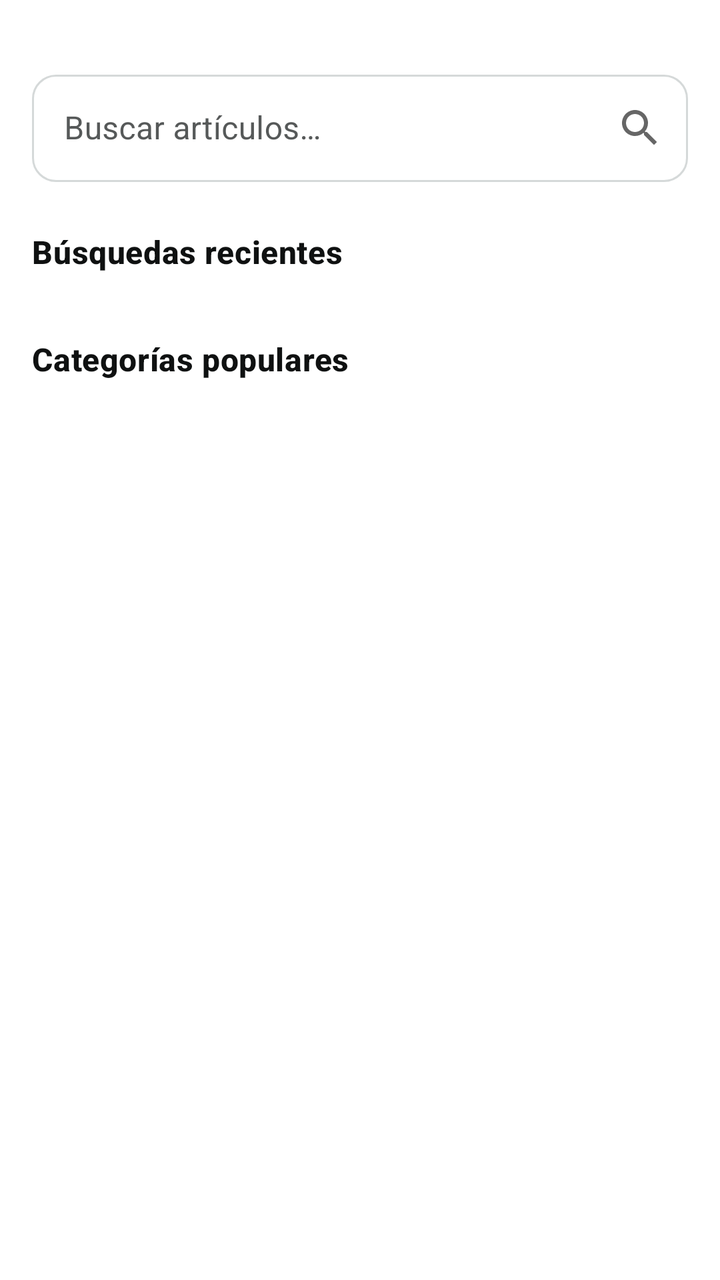
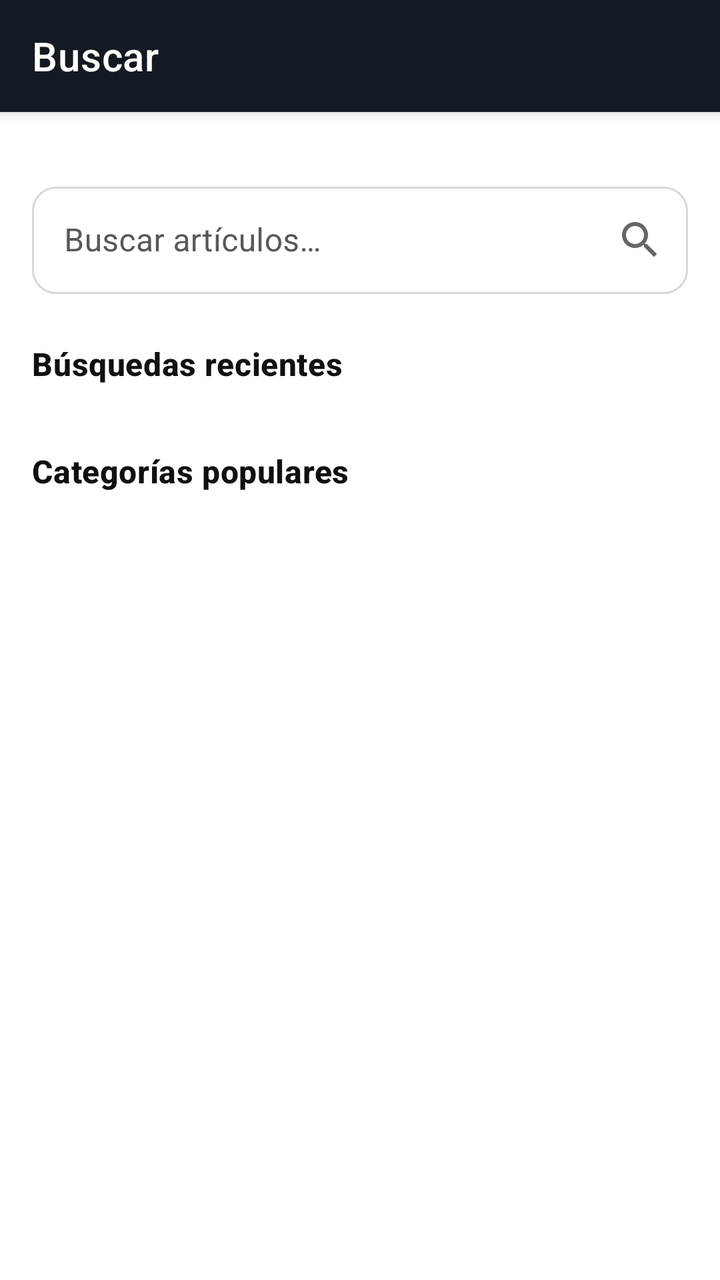

Before-and-after screenshots of an Android layout around one commit, followed by the original layout XML and the change that was made.
<!-- AndroidManifest.xml: application theme Theme.Reboot -->
<!-- res/layout/fragment_buscar.xml -->
<?xml version="1.0" encoding="utf-8"?>
<androidx.core.widget.NestedScrollView xmlns:android="http://schemas.android.com/apk/res/android"
    xmlns:app="http://schemas.android.com/apk/res-auto"
    android:layout_width="match_parent"
    android:layout_height="match_parent"
    android:background="@color/reboot_fondo">

    <androidx.constraintlayout.widget.ConstraintLayout
        android:layout_width="match_parent"
        android:layout_height="wrap_content"
        android:padding="16dp">

        <com.google.android.material.textfield.TextInputLayout
            android:id="@+id/contenedorBusqueda"
            style="@style/Widget.Reboot.TextInputLayout.OutlinedBox"
            android:layout_width="match_parent"
            android:layout_height="wrap_content"
            android:layout_marginTop="16dp"
            android:hint="@string/buscar_placeholder"
            app:endIconDrawable="@drawable/ic_nav_buscar"
            app:endIconMode="custom"
            app:layout_constraintTop_toTopOf="parent">

            <com.google.android.material.textfield.TextInputEditText
                android:id="@+id/campoBusqueda"
                android:layout_width="match_parent"
                android:layout_height="wrap_content"
                android:paddingTop="16dp"
                android:paddingBottom="16dp"
                android:imeOptions="actionSearch"
                android:inputType="text" />
        </com.google.android.material.textfield.TextInputLayout>

        <TextView
            android:id="@+id/tituloRecientes"
            android:layout_width="wrap_content"
            android:layout_height="wrap_content"
            android:layout_marginTop="24dp"
            android:text="@string/buscar_recientes_titulo"
            android:textAppearance="@style/TextAppearance.Reboot.Titulo"
            android:textSize="16sp"
            app:layout_constraintTop_toBottomOf="@id/contenedorBusqueda" />

        <com.google.android.material.chip.ChipGroup
            android:id="@+id/grupoRecientes"
            android:layout_width="match_parent"
            android:layout_height="wrap_content"
            android:layout_marginTop="8dp"
            app:layout_constraintTop_toBottomOf="@id/tituloRecientes" />

        <TextView
            android:id="@+id/tituloCategorias"
            android:layout_width="wrap_content"
            android:layout_height="wrap_content"
            android:layout_marginTop="24dp"
            android:text="@string/buscar_categorias_titulo"
            android:textAppearance="@style/TextAppearance.Reboot.Titulo"
            android:textSize="16sp"
            app:layout_constraintTop_toBottomOf="@id/grupoRecientes" />

        <com.google.android.material.chip.ChipGroup
            android:id="@+id/grupoCategorias"
            android:layout_width="match_parent"
            android:layout_height="wrap_content"
            android:layout_marginTop="8dp"
            android:layout_marginBottom="16dp"
            app:layout_constraintTop_toBottomOf="@id/tituloCategorias" />

    </androidx.constraintlayout.widget.ConstraintLayout>
</androidx.core.widget.NestedScrollView>
<!-- resources referenced by this layout -->
<resources>
  <color name="reboot_fondo">#FFFFFF</color>
  <!-- drawable ic_nav_buscar (drawable) -->
  <vector xmlns:android="http://schemas.android.com/apk/res/android"
      android:width="24dp"
      android:height="24dp"
      android:viewportWidth="24"
      android:viewportHeight="24">
      <path
          android:fillColor="#FF000000"
          android:pathData="M15.5,14h-0.79l-0.28,-0.27C15.41,12.59 16,11.11 16,9.5 16,5.91 13.09,3 9.5,3S3,5.91 3,9.5 5.91,16 9.5,16c1.61,0 3.09,-0.59 4.23,-1.57l0.27,0.28v0.79l5,4.99L20.49,19l-4.99,-5zM9.5,14C7.01,14 5,11.99 5,9.5S7.01,5 9.5,5 14,7.01 14,9.5 11.99,14 9.5,14z" />
  </vector>
  <string name="buscar_categorias_titulo">Categorías populares</string>
  <string name="buscar_placeholder">Buscar artículos…</string>
  <string name="buscar_recientes_titulo">Búsquedas recientes</string>
  <style name="TextAppearance.Reboot.Titulo" parent="TextAppearance.MaterialComponents.Headline6">
          <item name="android:textColor">@color/reboot_texto_principal</item>
          <item name="android:textStyle">bold</item>
      </style>
  <style name="Widget.Reboot.TextInputLayout.OutlinedBox" parent="Widget.MaterialComponents.TextInputLayout.OutlinedBox">
          <item name="boxCornerRadiusTopStart">12dp</item>
          <item name="boxCornerRadiusTopEnd">12dp</item>
          <item name="boxCornerRadiusBottomStart">12dp</item>
          <item name="boxCornerRadiusBottomEnd">12dp</item>
          <item name="boxStrokeColor">@color/stroke_campo</item>
          <item name="boxStrokeErrorColor">@color/reboot_error</item>
          <item name="hintTextColor">@color/hint_campo</item>
          <item name="android:textColorHint">@color/reboot_texto_secundario</item>
          <item name="boxBackgroundColor">@color/reboot_fondo</item>
          <item name="errorTextColor">@color/reboot_error</item>
          <item name="errorIconTint">@color/reboot_error</item>
          <item name="startIconTint">@color/icono_campo</item>
      </style>
  <style name="Theme.Reboot" parent="Base.Theme.Reboot" />
  <color name="reboot_texto_principal">#0F1111</color>
  <color name="reboot_error">#D13212</color>
  <color name="reboot_texto_secundario">#565959</color>
  <style name="Base.Theme.Reboot" parent="Theme.MaterialComponents.DayNight.NoActionBar">
          <item name="colorPrimary">@color/reboot_header</item>
          <item name="colorPrimaryDark">@color/reboot_header</item>
          <item name="colorAccent">@color/reboot_acento</item>
          <item name="colorError">@color/reboot_error</item>
          <item name="android:windowBackground">@color/reboot_fondo</item>
          <item name="colorOnPrimary">@color/white</item>
          <item name="textInputStyle">@style/Widget.Reboot.TextInputLayout.OutlinedBox</item>
          <item name="editTextStyle">@style/Widget.Reboot.TextInputEditText</item>
      </style>
  <color name="reboot_header">#131A22</color>
  <color name="reboot_acento">#FF9900</color>
  <color name="white">#FFFFFFFF</color>
  <style name="Widget.Reboot.TextInputEditText" parent="Widget.MaterialComponents.TextInputEditText.OutlinedBox">
          <item name="android:paddingTop">16dp</item>
          <item name="android:paddingBottom">16dp</item>
      </style>
</resources>

<!-- the commit's change to res/layout/fragment_buscar.xml (unified diff, before → after) -->
@@ -1,70 +1,90 @@
 <?xml version="1.0" encoding="utf-8"?>
-<androidx.core.widget.NestedScrollView xmlns:android="http://schemas.android.com/apk/res/android"
+<androidx.constraintlayout.widget.ConstraintLayout xmlns:android="http://schemas.android.com/apk/res/android"
     xmlns:app="http://schemas.android.com/apk/res-auto"
     android:layout_width="match_parent"
     android:layout_height="match_parent"
     android:background="@color/reboot_fondo">
 
-    <androidx.constraintlayout.widget.ConstraintLayout
-        android:layout_width="match_parent"
+    <com.google.android.material.appbar.MaterialToolbar
+        android:id="@+id/toolbar"
+        style="@style/Widget.Reboot.Toolbar"
+        android:layout_width="0dp"
         android:layout_height="wrap_content"
-        android:padding="16dp">
+        app:layout_constraintEnd_toEndOf="parent"
+        app:layout_constraintStart_toStartOf="parent"
+        app:layout_constraintTop_toTopOf="parent"
+        app:title="@string/nav_buscar" />
 
-        <com.google.android.material.textfield.TextInputLayout
-            android:id="@+id/contenedorBusqueda"
-            style="@style/Widget.Reboot.TextInputLayout.OutlinedBox"
+    <androidx.core.widget.NestedScrollView
+        android:layout_width="0dp"
+        android:layout_height="0dp"
+        app:layout_constraintBottom_toBottomOf="parent"
+        app:layout_constraintEnd_toEndOf="parent"
+        app:layout_constraintStart_toStartOf="parent"
+        app:layout_constraintTop_toBottomOf="@id/toolbar">
+
+        <androidx.constraintlayout.widget.ConstraintLayout
             android:layout_width="match_parent"
             android:layout_height="wrap_content"
-            android:layout_marginTop="16dp"
-            android:hint="@string/buscar_placeholder"
-            app:endIconDrawable="@drawable/ic_nav_buscar"
-            app:endIconMode="custom"
-            app:layout_constraintTop_toTopOf="parent">
+            android:padding="16dp">
 
-            <com.google.android.material.textfield.TextInputEditText
-                android:id="@+id/campoBusqueda"
+            <com.google.android.material.textfield.TextInputLayout
+                android:id="@+id/contenedorBusqueda"
+                style="@style/Widget.Reboot.TextInputLayout.OutlinedBox"
                 android:layout_width="match_parent"
                 android:layout_height="wrap_content"
-                android:paddingTop="16dp"
-                android:paddingBottom="16dp"
-                android:imeOptions="actionSearch"
-                android:inputType="text" />
-        </com.google.android.material.textfield.TextInputLayout>
+                android:layout_marginTop="16dp"
+                android:hint="@string/buscar_placeholder"
+                app:endIconDrawable="@drawable/ic_nav_buscar"
+                app:endIconMode="custom"
+                app:layout_constraintTop_toTopOf="parent">
 
-        <TextView
-            android:id="@+id/tituloRecientes"
-            android:layout_width="wrap_content"
-            android:layout_height="wrap_content"
-            android:layout_marginTop="24dp"
-            android:text="@string/buscar_recientes_titulo"
-            android:textAppearance="@style/TextAppearance.Reboot.Titulo"
-            android:textSize="16sp"
-            app:layout_constraintTop_toBottomOf="@id/contenedorBusqueda" />
+                <com.google.android.material.textfield.TextInputEditText
+                    android:id="@+id/campoBusqueda"
+                    android:layout_width="match_parent"
+                    android:layout_height="wrap_content"
+                    android:imeOptions="actionSearch"
+                    android:inputType="text"
+                    android:paddingTop="16dp"
+                    android:paddingBottom="16dp" />
+            </com.google.android.material.textfield.TextInputLayout>
 
-        <com.google.android.material.chip.ChipGroup
-            android:id="@+id/grupoRecientes"
-            android:layout_width="match_parent"
-            android:layout_height="wrap_content"
-            android:layout_marginTop="8dp"
-            app:layout_constraintTop_toBottomOf="@id/tituloRecientes" />
+            <TextView
+                android:id="@+id/tituloRecientes"
+                android:layout_width="wrap_content"
+                android:layout_height="wrap_content"
+                android:layout_marginTop="24dp"
+                android:text="@string/buscar_recientes_titulo"
+                android:textAppearance="@style/TextAppearance.Reboot.Titulo"
+                android:textSize="16sp"
+                app:layout_constraintTop_toBottomOf="@id/contenedorBusqueda" />
 
-        <TextView
-            android:id="@+id/tituloCategorias"
-            android:layout_width="wrap_content"
-            android:layout_height="wrap_content"
-            android:layout_marginTop="24dp"
-            android:text="@string/buscar_categorias_titulo"
-            android:textAppearance="@style/TextAppearance.Reboot.Titulo"
-            android:textSize="16sp"
-            app:layout_constraintTop_toBottomOf="@id/grupoRecientes" />
+            <com.google.android.material.chip.ChipGroup
+                android:id="@+id/grupoRecientes"
+                android:layout_width="match_parent"
+                android:layout_height="wrap_content"
+                android:layout_marginTop="8dp"
+                app:layout_constraintTop_toBottomOf="@id/tituloRecientes" />
 
-        <com.google.android.material.chip.ChipGroup
-            android:id="@+id/grupoCategorias"
-            android:layout_width="match_parent"
-            android:layout_height="wrap_content"
-            android:layout_marginTop="8dp"
-            android:layout_marginBottom="16dp"
-            app:layout_constraintTop_toBottomOf="@id/tituloCategorias" />
+            <TextView
+                android:id="@+id/tituloCategorias"
+                android:layout_width="wrap_content"
+                android:layout_height="wrap_content"
+                android:layout_marginTop="24dp"
+                android:text="@string/buscar_categorias_titulo"
+                android:textAppearance="@style/TextAppearance.Reboot.Titulo"
+                android:textSize="16sp"
+                app:layout_constraintTop_toBottomOf="@id/grupoRecientes" />
 
-    </androidx.constraintlayout.widget.ConstraintLayout>
-</androidx.core.widget.NestedScrollView>
+            <com.google.android.material.chip.ChipGroup
+                android:id="@+id/grupoCategorias"
+                android:layout_width="match_parent"
+                android:layout_height="wrap_content"
+                android:layout_marginTop="8dp"
+                android:layout_marginBottom="16dp"
+                app:layout_constraintTop_toBottomOf="@id/tituloCategorias" />
+
+        </androidx.constraintlayout.widget.ConstraintLayout>
+    </androidx.core.widget.NestedScrollView>
+
+</androidx.constraintlayout.widget.ConstraintLayout>
<!-- resource entries referenced after the edit -->
@@ -14,6 +14,7 @@
   <string name="buscar_categorias_titulo">Categorías populares</string>
   <string name="buscar_placeholder">Buscar artículos…</string>
   <string name="buscar_recientes_titulo">Búsquedas recientes</string>
+  <string name="nav_buscar">Buscar</string>
   <style name="TextAppearance.Reboot.Titulo" parent="TextAppearance.MaterialComponents.Headline6">
           <item name="android:textColor">@color/reboot_texto_principal</item>
           <item name="android:textStyle">bold</item>
@@ -31,6 +32,13 @@
           <item name="errorTextColor">@color/reboot_error</item>
           <item name="errorIconTint">@color/reboot_error</item>
           <item name="startIconTint">@color/icono_campo</item>
+      </style>
+  <style name="Widget.Reboot.Toolbar" parent="Widget.MaterialComponents.Toolbar.Primary">
+          <item name="android:background">@color/reboot_header</item>
+          <item name="titleTextColor">@color/white</item>
+          <item name="navigationIconTint">@color/white</item>
+          <item name="android:layout_height">wrap_content</item>
+          <item name="android:minHeight">?attr/actionBarSize</item>
       </style>
   <style name="Theme.Reboot" parent="Base.Theme.Reboot" />
   <color name="reboot_texto_principal">#0F1111</color>
